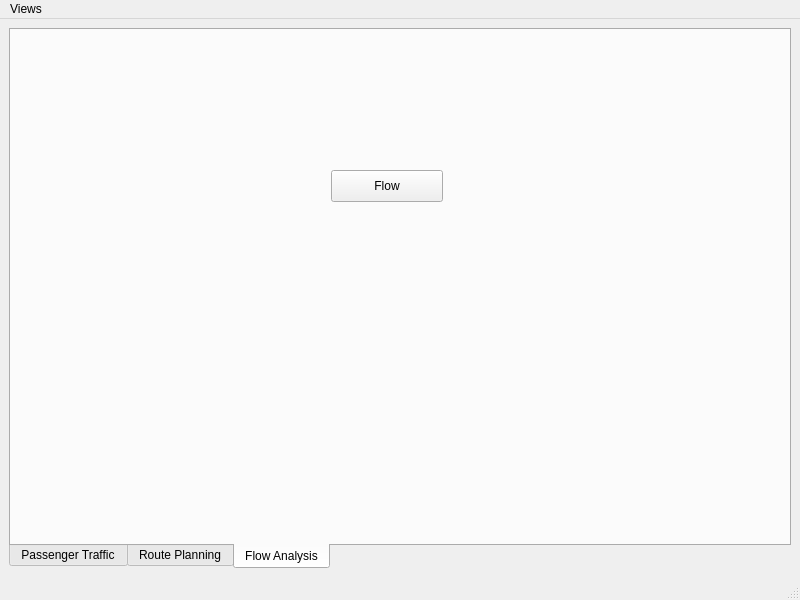
skyzh/Meteor, file src/mainwindow.ui: the form before one commit.
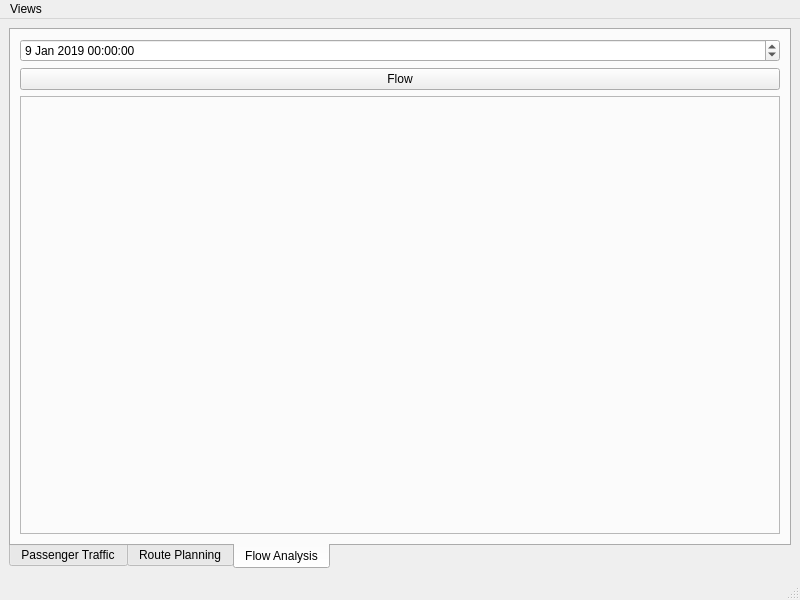
The form after the commit.

Commit message: complete flow analysis

Diff of the .ui file:
```diff
--- a/src/mainwindow.ui
+++ b/src/mainwindow.ui
@@ -340,19 +340,46 @@
        <attribute name="title">
         <string>Flow Analysis</string>
        </attribute>
-       <widget class="QPushButton" name="pushButtonFlow">
-        <property name="geometry">
-         <rect>
-          <x>320</x>
-          <y>140</y>
-          <width>112</width>
-          <height>32</height>
-         </rect>
-        </property>
-        <property name="text">
-         <string>Flow</string>
-        </property>
-       </widget>
+       <layout class="QVBoxLayout" name="verticalLayout_5">
+        <item>
+         <widget class="QDateTimeEdit" name="flowTime">
+          <property name="dateTime">
+           <datetime>
+            <hour>0</hour>
+            <minute>0</minute>
+            <second>0</second>
+            <year>2019</year>
+            <month>1</month>
+            <day>9</day>
+           </datetime>
+          </property>
+         </widget>
+        </item>
+        <item>
+         <widget class="QPushButton" name="pushButtonFlow">
+          <property name="text">
+           <string>Flow</string>
+          </property>
+         </widget>
+        </item>
+        <item>
+         <widget class="QFrame" name="frameFlow">
+          <property name="sizePolicy">
+           <sizepolicy hsizetype="Preferred" vsizetype="Expanding">
+            <horstretch>0</horstretch>
+            <verstretch>0</verstretch>
+           </sizepolicy>
+          </property>
+          <property name="frameShape">
+           <enum>QFrame::StyledPanel</enum>
+          </property>
+          <property name="frameShadow">
+           <enum>QFrame::Raised</enum>
+          </property>
+          <layout class="QGridLayout" name="layoutFlow"/>
+         </widget>
+        </item>
+       </layout>
       </widget>
      </widget>
     </item>
```
The commit also changes 6 other files.
